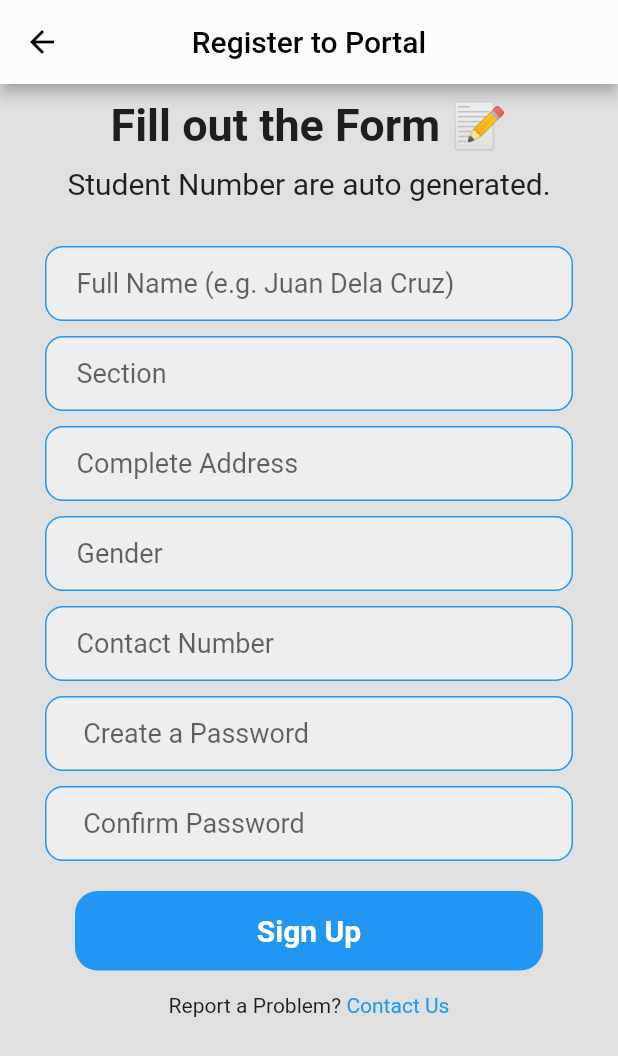
After one commit to skedaddl3/stud_app, a Flutter app: the Signup screen opened directly, on a phone screen of 412 x 824 dp. The commit adds this screen. Shown: the top 1056 px of the screen. Run offline on Flutter 3.47's test engine with Material 2 defaults, Android fonts, the phone set to English and light mode, and no system bars.

Commit message:
update signup

```diff
--- a/lib/login.dart
+++ b/lib/login.dart
@@ -116,7 +116,7 @@ class _LogInPageState extends State<SecondRoute> {
                   ),
                 ),
               ),
-              const SizedBox(height: 10),
+              const SizedBox(height: 15),
               Row(
                 mainAxisAlignment: MainAxisAlignment.center,
                 // ignore: prefer_const_literals_to_create_immutables
--- a/lib/main.dart
+++ b/lib/main.dart
@@ -1,6 +1,7 @@
 import 'package:flutter/material.dart';
 import 'package:flutter/gestures.dart';
-import 'login.dart' show SecondRoute;
+import 'package:stud_app/signup.dart' show Signup;
+import 'package:stud_app/login.dart' show SecondRoute;
 
 void main() {
   runApp(
@@ -74,6 +75,11 @@ class LogIn extends StatelessWidget {
                   style: linkStyle,
                   recognizer: TapGestureRecognizer()
                     ..onTap = () {
+                      // ignore: avoid_print.
+                      Navigator.push(
+                        context,
+                        MaterialPageRoute(builder: (context) => const Signup()),
+                      );
                       // ignore: avoid_print
                       print('Sign Up/Report a Problem');
                     }),
--- /dev/null
+++ b/lib/signup.dart
@@ -0,0 +1,286 @@
+// ignore_for_file: prefer_const_constructors
+
+import 'package:flutter/material.dart';
+
+class Signup extends StatefulWidget {
+  const Signup({Key? key}) : super(key: key);
+
+  @override
+  _SignupState createState() => _SignupState();
+}
+
+class _SignupState extends State<Signup> {
+  @override
+  Widget build(BuildContext context) {
+    return Scaffold(
+      appBar: AppBar(
+        centerTitle: true,
+        title: Text('Register to Portal',
+            style: TextStyle(color: Color.fromARGB(255, 0, 0, 0))),
+        automaticallyImplyLeading: false,
+        leading: IconButton(
+          icon: const Icon(Icons.arrow_back, color: Colors.black),
+          onPressed: () => Navigator.of(context).pop(),
+        ),
+      ),
+      backgroundColor: Colors.grey[300],
+      body: SafeArea(
+        child: Center(
+          child: Column(
+            // mainAxisAlignment: MainAxisAlignment.center,
+            children: [
+              const SizedBox(height: 10),
+              const Text(
+                'Fill out the Form 📝',
+                style: TextStyle(
+                  fontWeight: FontWeight.bold,
+                  fontSize: 30,
+                ),
+              ),
+              const SizedBox(height: 10),
+              const Text(
+                'Student Number are auto generated.',
+                // ignore: unnecessary_const
+                style: const TextStyle(
+                  fontSize: 20,
+                ),
+              ),
+              const SizedBox(height: 30.0),
+              //email textfield
+
+              // Full Name TextField
+
+              Padding(
+                padding: const EdgeInsets.symmetric(horizontal: 30.0),
+                child: Container(
+                  decoration: BoxDecoration(
+                    color: Colors.grey[200],
+                    border: Border.all(color: Colors.blue),
+                    borderRadius: BorderRadius.circular(12),
+                  ),
+                  // ignore: prefer_const_constructors
+                  child: Padding(
+                    padding: const EdgeInsets.only(left: 20.0),
+                    child: const TextField(
+                      keyboardType: TextInputType.number,
+                      decoration: InputDecoration(
+                          border: InputBorder.none,
+                          hintText: 'Full Name (e.g. Juan Dela Cruz)'),
+                      style: TextStyle(
+                        fontSize: 18.0,
+                      ),
+                    ),
+                  ),
+                ),
+              ),
+
+              const SizedBox(height: 10.0),
+
+              // Section Text Field
+
+              Padding(
+                padding: const EdgeInsets.symmetric(horizontal: 30.0),
+                child: Container(
+                  decoration: BoxDecoration(
+                    color: Colors.grey[200],
+                    border: Border.all(color: Colors.blue),
+                    borderRadius: BorderRadius.circular(12),
+                  ),
+                  // ignore: prefer_const_constructors
+                  child: Padding(
+                    padding: const EdgeInsets.only(left: 20.0),
+                    child: const TextField(
+                      keyboardType: TextInputType.number,
+                      decoration: InputDecoration(
+                          border: InputBorder.none, hintText: 'Section'),
+                      style: TextStyle(
+                        fontSize: 18.0,
+                      ),
+                    ),
+                  ),
+                ),
+              ),
+
+              const SizedBox(height: 10.0),
+
+              // Complete Address Textfield
+
+              Padding(
+                padding: const EdgeInsets.symmetric(horizontal: 30.0),
+                child: Container(
+                  decoration: BoxDecoration(
+                    color: Colors.grey[200],
+                    border: Border.all(color: Colors.blue),
+                    borderRadius: BorderRadius.circular(12),
+                  ),
+                  // ignore: prefer_const_constructors
+                  child: Padding(
+                    padding: const EdgeInsets.only(left: 20.0),
+                    child: const TextField(
+                      keyboardType: TextInputType.number,
+                      decoration: InputDecoration(
+                          border: InputBorder.none,
+                          hintText: 'Complete Address'),
+                      style: TextStyle(
+                        fontSize: 18.0,
+                      ),
+                    ),
+                  ),
+                ),
+              ),
+
+              const SizedBox(height: 10.0),
+
+              // Contact Number Textfield
+
+              Padding(
+                padding: const EdgeInsets.symmetric(horizontal: 30.0),
+                child: Container(
+                  decoration: BoxDecoration(
+                    color: Colors.grey[200],
+                    border: Border.all(color: Colors.blue),
+                    borderRadius: BorderRadius.circular(12),
+                  ),
+                  // ignore: prefer_const_constructors
+                  child: Padding(
+                    padding: const EdgeInsets.only(left: 20.0),
+                    child: const TextField(
+                      keyboardType: TextInputType.number,
+                      decoration: InputDecoration(
+                          border: InputBorder.none, hintText: 'Gender'),
+                      style: TextStyle(
+                        fontSize: 18.0,
+                      ),
+                    ),
+                  ),
+                ),
+              ),
+
+              const SizedBox(height: 10.0),
+
+              // Contact Number Textfield
+
+              Padding(
+                padding: const EdgeInsets.symmetric(horizontal: 30.0),
+                child: Container(
+                  decoration: BoxDecoration(
+                    color: Colors.grey[200],
+                    border: Border.all(color: Colors.blue),
+                    borderRadius: BorderRadius.circular(12),
+                  ),
+                  // ignore: prefer_const_constructors
+                  child: Padding(
+                    padding: const EdgeInsets.only(left: 20.0),
+                    child: const TextField(
+                      keyboardType: TextInputType.number,
+                      decoration: InputDecoration(
+                          border: InputBorder.none, hintText: 'Contact Number'),
+                      style: TextStyle(
+                        fontSize: 18.0,
+                      ),
+                    ),
+                  ),
+                ),
+              ),
+
+              const SizedBox(height: 10.0),
+
+              Padding(
+                padding: const EdgeInsets.symmetric(horizontal: 30.0),
+                child: Container(
+                  decoration: BoxDecoration(
+                    color: Colors.grey[200],
+                    border: Border.all(color: Colors.blue),
+                    borderRadius: BorderRadius.circular(12),
+                  ),
+                  // ignore: prefer_const_constructors
+                  child: Padding(
+                    padding: const EdgeInsets.only(left: 20.0),
+                    child: const TextField(
+                      obscureText: true,
+                      obscuringCharacter: '●',
+                      decoration: InputDecoration(
+                          border: InputBorder.none,
+                          hintText: ' Create a Password'),
+                      style: TextStyle(
+                        fontSize: 18.0,
+                      ),
+                    ),
+                  ),
+                ),
+              ),
+
+              const SizedBox(height: 10),
+
+              // Confirm Password Textfield
+
+              Padding(
+                padding: const EdgeInsets.symmetric(horizontal: 30.0),
+                child: Container(
+                  decoration: BoxDecoration(
+                    color: Colors.grey[200],
+                    border: Border.all(color: Colors.blue),
+                    borderRadius: BorderRadius.circular(12),
+                  ),
+                  // ignore: prefer_const_constructors
+                  child: Padding(
+                    padding: const EdgeInsets.only(left: 20.0),
+                    child: const TextField(
+                      obscureText: true,
+                      obscuringCharacter: '●',
+                      decoration: InputDecoration(
+                          border: InputBorder.none,
+                          hintText: ' Confirm Password'),
+                      style: TextStyle(
+                        fontSize: 18.0,
+                      ),
+                    ),
+                  ),
+                ),
+              ),
+
+              const SizedBox(height: 20),
+
+              Padding(
+                padding: const EdgeInsets.symmetric(horizontal: 50.0),
+                child: Container(
+                  padding: const EdgeInsets.all(15.0),
+                  decoration: BoxDecoration(
+                    color: Colors.blue,
+                    borderRadius: BorderRadius.circular(15.0),
+                  ),
+                  child: const Center(
+                    child: Text(
+                      'Sign Up',
+                      style: TextStyle(
+                          color: Colors.white,
+                          fontWeight: FontWeight.bold,
+                          fontSize: 20.0),
+                    ),
+                  ),
+                ),
+              ),
+
+              const SizedBox(height: 15),
+              Row(
+                mainAxisAlignment: MainAxisAlignment.center,
+                // ignore: prefer_const_literals_to_create_immutables
+                children: [
+                  const Text(
+                    'Report a Problem?',
+                    style:
+                        TextStyle(fontWeight: FontWeight.w400, fontSize: 14.0),
+                  ),
+                  const Text(
+                    ' Contact Us',
+                    style: TextStyle(color: Colors.blue, fontSize: 14.0),
+                  )
+                ],
+              ),
+            ],
+          ),
+        ),
+      ),
+    );
+  }
+}
```
